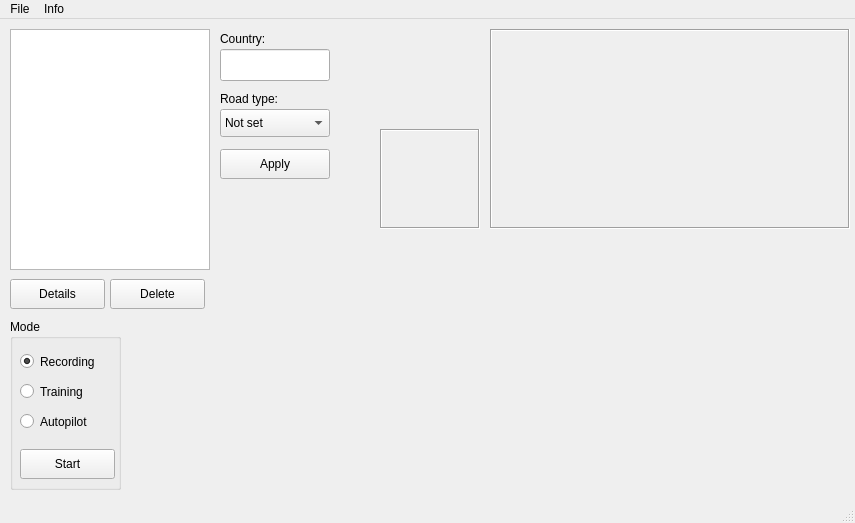
The window that UI/designer/main.ui (BrunoTh/ETS2Autopilot) describes before a commit, drawn with Qt 5.
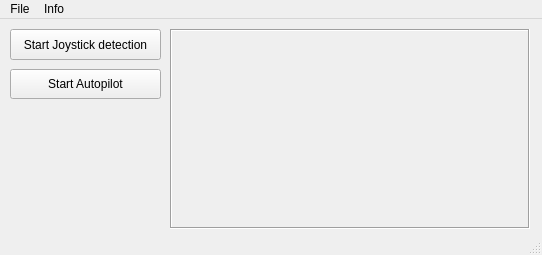
The same window after the commit.

The edit to the form file:
```diff
--- a/UI/designer/main.ui
+++ b/UI/designer/main.ui
@@ -6,8 +6,8 @@
    <rect>
     <x>0</x>
     <y>0</y>
-    <width>855</width>
-    <height>523</height>
+    <width>542</width>
+    <height>255</height>
    </rect>
   </property>
   <property name="windowTitle">
@@ -26,7 +26,7 @@
    <widget class="QLabel" name="image_front">
     <property name="geometry">
      <rect>
-      <x>490</x>
+      <x>170</x>
       <y>10</y>
       <width>360</width>
       <height>200</height>
@@ -51,242 +51,39 @@
      <string/>
     </property>
    </widget>
-   <widget class="QListView" name="sequence_list">
+   <widget class="QPushButton" name="b_autopilot">
     <property name="geometry">
      <rect>
       <x>10</x>
-      <y>10</y>
-      <width>200</width>
-      <height>241</height>
-     </rect>
-    </property>
-    <property name="minimumSize">
-     <size>
-      <width>200</width>
-      <height>200</height>
-     </size>
-    </property>
-    <property name="maximumSize">
-     <size>
-      <width>16777215</width>
-      <height>300</height>
-     </size>
-    </property>
-   </widget>
-   <widget class="QLineEdit" name="e_country">
-    <property name="geometry">
-     <rect>
-      <x>220</x>
-      <y>30</y>
-      <width>110</width>
-      <height>32</height>
-     </rect>
-    </property>
-   </widget>
-   <widget class="QLabel" name="label">
-    <property name="geometry">
-     <rect>
-      <x>220</x>
-      <y>10</y>
-      <width>66</width>
-      <height>20</height>
-     </rect>
-    </property>
-    <property name="text">
-     <string>Country:</string>
-    </property>
-   </widget>
-   <widget class="QComboBox" name="cb_roadtype">
-    <property name="geometry">
-     <rect>
-      <x>220</x>
-      <y>90</y>
-      <width>110</width>
-      <height>28</height>
-     </rect>
-    </property>
-    <item>
-     <property name="text">
-      <string>Not set</string>
-     </property>
-    </item>
-    <item>
-     <property name="text">
-      <string>Freeway</string>
-     </property>
-    </item>
-    <item>
-     <property name="text">
-      <string>Highway</string>
-     </property>
-    </item>
-    <item>
-     <property name="text">
-      <string>City</string>
-     </property>
-    </item>
-   </widget>
-   <widget class="QLabel" name="label_2">
-    <property name="geometry">
-     <rect>
-      <x>220</x>
-      <y>70</y>
-      <width>71</width>
-      <height>20</height>
-     </rect>
-    </property>
-    <property name="text">
-     <string>Road type:</string>
-    </property>
-   </widget>
-   <widget class="QLabel" name="steering_wheel">
-    <property name="geometry">
-     <rect>
-      <x>380</x>
-      <y>110</y>
-      <width>100</width>
-      <height>100</height>
-     </rect>
-    </property>
-    <property name="minimumSize">
-     <size>
-      <width>100</width>
-      <height>100</height>
-     </size>
-    </property>
-    <property name="mouseTracking">
-     <bool>false</bool>
-    </property>
-    <property name="frameShape">
-     <enum>QFrame::Box</enum>
-    </property>
-    <property name="frameShadow">
-     <enum>QFrame::Sunken</enum>
-    </property>
-    <property name="text">
-     <string/>
-    </property>
-   </widget>
-   <widget class="QPushButton" name="b_sequenceApply">
-    <property name="geometry">
-     <rect>
-      <x>220</x>
-      <y>130</y>
-      <width>110</width>
+      <y>50</y>
+      <width>151</width>
       <height>30</height>
      </rect>
     </property>
     <property name="text">
-     <string>Apply</string>
+     <string>Start Autopilot</string>
     </property>
    </widget>
    <widget class="QPushButton" name="b_sequenceDelete">
     <property name="geometry">
      <rect>
-      <x>110</x>
-      <y>260</y>
-      <width>95</width>
-      <height>30</height>
-     </rect>
-    </property>
-    <property name="text">
-     <string>Delete</string>
-    </property>
-   </widget>
-   <widget class="QPushButton" name="b_sequenceDetails">
-    <property name="geometry">
-     <rect>
       <x>10</x>
-      <y>260</y>
-      <width>95</width>
-      <height>30</height>
+      <y>10</y>
+      <width>151</width>
+      <height>31</height>
      </rect>
     </property>
     <property name="text">
-     <string>Details</string>
+     <string>Start Joystick detection</string>
     </property>
    </widget>
-   <widget class="QGroupBox" name="gb_modes">
-    <property name="geometry">
-     <rect>
-      <x>10</x>
-      <y>300</y>
-      <width>111</width>
-      <height>171</height>
-     </rect>
-    </property>
-    <property name="title">
-     <string>Mode</string>
-    </property>
-    <property name="flat">
-     <bool>false</bool>
-    </property>
-    <property name="checkable">
-     <bool>false</bool>
-    </property>
-    <widget class="QRadioButton" name="mode_recording">
-     <property name="geometry">
-      <rect>
-       <x>10</x>
-       <y>30</y>
-       <width>111</width>
-       <height>25</height>
-      </rect>
-     </property>
-     <property name="text">
-      <string>Recording</string>
-     </property>
-     <property name="checked">
-      <bool>true</bool>
-     </property>
-    </widget>
-    <widget class="QRadioButton" name="mode_autopilot">
-     <property name="geometry">
-      <rect>
-       <x>10</x>
-       <y>90</y>
-       <width>111</width>
-       <height>25</height>
-      </rect>
-     </property>
-     <property name="text">
-      <string>Autopilot</string>
-     </property>
-    </widget>
-    <widget class="QRadioButton" name="mode_training">
-     <property name="geometry">
-      <rect>
-       <x>10</x>
-       <y>60</y>
-       <width>111</width>
-       <height>25</height>
-      </rect>
-     </property>
-     <property name="text">
-      <string>Training</string>
-     </property>
-    </widget>
-    <widget class="QPushButton" name="b_mode">
-     <property name="geometry">
-      <rect>
-       <x>10</x>
-       <y>130</y>
-       <width>95</width>
-       <height>30</height>
-      </rect>
-     </property>
-     <property name="text">
-      <string>Start</string>
-     </property>
-    </widget>
-   </widget>
   </widget>
   <widget class="QMenuBar" name="menubar">
    <property name="geometry">
     <rect>
      <x>0</x>
      <y>0</y>
-     <width>855</width>
+     <width>542</width>
      <height>21</height>
     </rect>
    </property>
```
Left out of the diff: 2 changed lines with no effect on the pictures.
